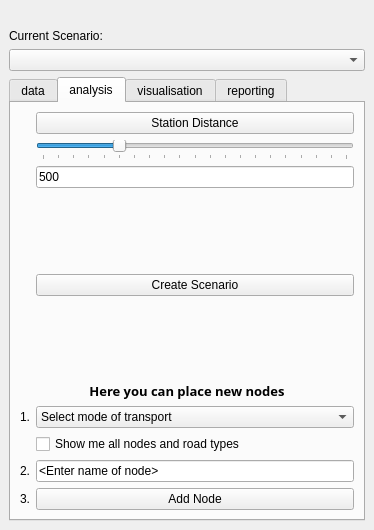
Qt form PASCAL2/spatial_decision_dockwidget_base.ui (SimonGriffioen/GEO1005) before a commit.
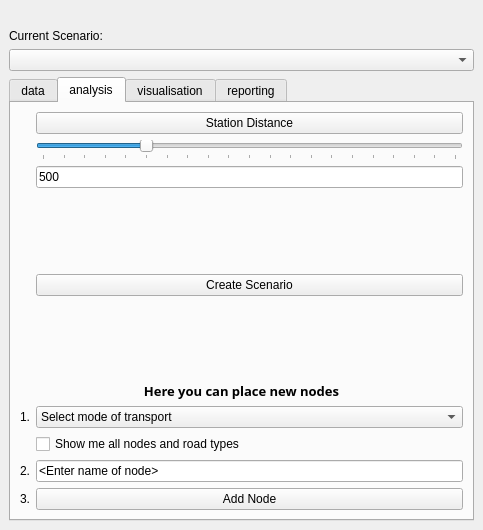
The same form after that commit. Icons and pictures are not drawn.

Commit message: update index current scenario

The edit to the form file:
```diff
--- a/PASCAL2/spatial_decision_dockwidget_base.ui
+++ b/PASCAL2/spatial_decision_dockwidget_base.ui
@@ -6,7 +6,7 @@
    <rect>
     <x>0</x>
     <y>0</y>
-    <width>374</width>
+    <width>483</width>
     <height>530</height>
    </rect>
   </property>
```
Left out of the diff: 64 changed lines with no effect on the pictures. The commit also changes 1 other file.
